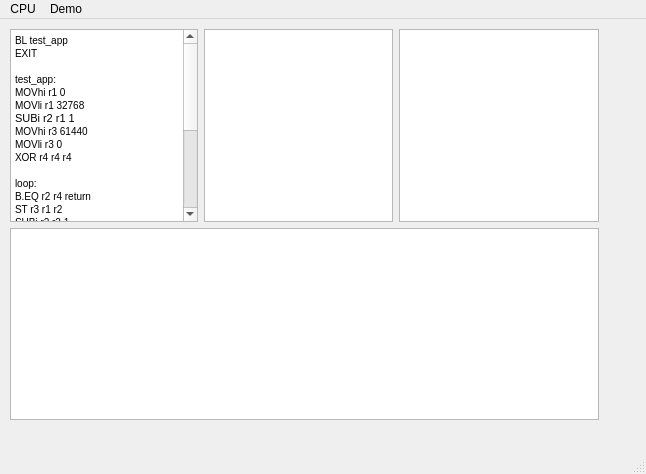
lisitsynSA/simulator, file mainwindow.ui: the form before one commit.
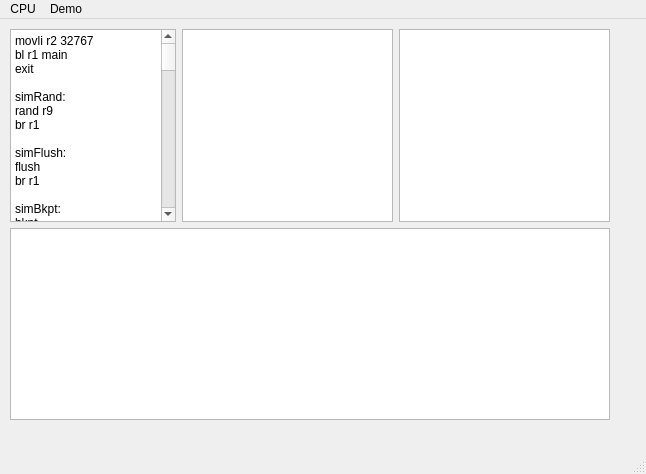
The form after the commit.

Patch:
```diff
--- a/mainwindow.ui
+++ b/mainwindow.ui
@@ -19,7 +19,7 @@
      <rect>
       <x>10</x>
       <y>10</y>
-      <width>601</width>
+      <width>612</width>
       <height>391</height>
      </rect>
     </property>
@@ -43,59 +43,10 @@
        </property>
        <property name="html">
         <string>&lt;!DOCTYPE HTML PUBLIC &quot;-//W3C//DTD HTML 4.0//EN&quot; &quot;http://www.w3.org/TR/REC-html40/strict.dtd&quot;&gt;
-&lt;html&gt;&lt;head&gt;&lt;meta name=&quot;qrichtext&quot; content=&quot;1&quot; /&gt;&lt;style type=&quot;text/css&quot;&gt;
+&lt;html&gt;&lt;head&gt;&lt;meta name=&quot;qrichtext&quot; content=&quot;1&quot; /&gt;&lt;meta charset=&quot;utf-8&quot; /&gt;&lt;style type=&quot;text/css&quot;&gt;
 p, li { white-space: pre-wrap; }
-&lt;/style&gt;&lt;/head&gt;&lt;body style=&quot; font-family:'MS Shell Dlg 2'; font-size:7.8pt; font-weight:400; font-style:normal;&quot;&gt;
-&lt;p style=&quot;-qt-paragraph-type:empty; margin-top:0px; margin-bottom:0px; margin-left:0px; margin-right:0px; -qt-block-indent:0; text-indent:0px;&quot;&gt;&lt;br /&gt;&lt;/p&gt;&lt;/body&gt;&lt;/html&gt;</string>
-       </property>
-      </widget>
-     </item>
-     <item row="1" column="1">
-      <widget class="QTextEdit" name="codeEdit">
-       <property name="minimumSize">
-        <size>
-         <width>150</width>
-         <height>0</height>
-        </size>
-       </property>
-       <property name="maximumSize">
-        <size>
-         <width>16777215</width>
-         <height>16777215</height>
-        </size>
-       </property>
-       <property name="html">
-        <string>&lt;!DOCTYPE HTML PUBLIC &quot;-//W3C//DTD HTML 4.0//EN&quot; &quot;http://www.w3.org/TR/REC-html40/strict.dtd&quot;&gt;
-&lt;html&gt;&lt;head&gt;&lt;meta name=&quot;qrichtext&quot; content=&quot;1&quot; /&gt;&lt;style type=&quot;text/css&quot;&gt;
-p, li { white-space: pre-wrap; }
-&lt;/style&gt;&lt;/head&gt;&lt;body style=&quot; font-family:'MS Shell Dlg 2'; font-size:7.8pt; font-weight:400; font-style:normal;&quot;&gt;
-&lt;p style=&quot; margin-top:0px; margin-bottom:0px; margin-left:0px; margin-right:0px; -qt-block-indent:0; text-indent:0px;&quot;&gt;BL test_app&lt;/p&gt;
-&lt;p style=&quot; margin-top:0px; margin-bottom:0px; margin-left:0px; margin-right:0px; -qt-block-indent:0; text-indent:0px;&quot;&gt;EXIT&lt;/p&gt;
-&lt;p style=&quot;-qt-paragraph-type:empty; margin-top:0px; margin-bottom:0px; margin-left:0px; margin-right:0px; -qt-block-indent:0; text-indent:0px;&quot;&gt;&lt;br /&gt;&lt;/p&gt;
-&lt;p style=&quot; margin-top:0px; margin-bottom:0px; margin-left:0px; margin-right:0px; -qt-block-indent:0; text-indent:0px;&quot;&gt;test_app:&lt;/p&gt;
-&lt;p style=&quot; margin-top:0px; margin-bottom:0px; margin-left:0px; margin-right:0px; -qt-block-indent:0; text-indent:0px;&quot;&gt;MOVhi r1 0&lt;/p&gt;
-&lt;p style=&quot; margin-top:0px; margin-bottom:0px; margin-left:0px; margin-right:0px; -qt-block-indent:0; text-indent:0px;&quot;&gt;MOVli r1 32768&lt;/p&gt;
-&lt;p style=&quot; margin-top:0px; margin-bottom:0px; margin-left:0px; margin-right:0px; -qt-block-indent:0; text-indent:0px;&quot;&gt;&lt;span style=&quot; font-size:8pt;&quot;&gt;SUBi r2 r1 1&lt;/span&gt;&lt;/p&gt;
-&lt;p style=&quot; margin-top:0px; margin-bottom:0px; margin-left:0px; margin-right:0px; -qt-block-indent:0; text-indent:0px;&quot;&gt;MOVhi r3 61440&lt;/p&gt;
-&lt;p style=&quot; margin-top:0px; margin-bottom:0px; margin-left:0px; margin-right:0px; -qt-block-indent:0; text-indent:0px;&quot;&gt;MOVli r3 0&lt;/p&gt;
-&lt;p style=&quot; margin-top:0px; margin-bottom:0px; margin-left:0px; margin-right:0px; -qt-block-indent:0; text-indent:0px;&quot;&gt;XOR r4 r4 r4&lt;/p&gt;
-&lt;p style=&quot;-qt-paragraph-type:empty; margin-top:0px; margin-bottom:0px; margin-left:0px; margin-right:0px; -qt-block-indent:0; text-indent:0px;&quot;&gt;&lt;br /&gt;&lt;/p&gt;
-&lt;p style=&quot; margin-top:0px; margin-bottom:0px; margin-left:0px; margin-right:0px; -qt-block-indent:0; text-indent:0px;&quot;&gt;loop:&lt;/p&gt;
-&lt;p style=&quot; margin-top:0px; margin-bottom:0px; margin-left:0px; margin-right:0px; -qt-block-indent:0; text-indent:0px;&quot;&gt;B.EQ r2 r4 return&lt;/p&gt;
-&lt;p style=&quot; margin-top:0px; margin-bottom:0px; margin-left:0px; margin-right:0px; -qt-block-indent:0; text-indent:0px;&quot;&gt;ST r3 r1 r2&lt;/p&gt;
-&lt;p style=&quot; margin-top:0px; margin-bottom:0px; margin-left:0px; margin-right:0px; -qt-block-indent:0; text-indent:0px;&quot;&gt;SUBi r2 r2 1&lt;/p&gt;
-&lt;p style=&quot; margin-top:0px; margin-bottom:0px; margin-left:0px; margin-right:0px; -qt-block-indent:0; text-indent:0px;&quot;&gt;ADDi r3 r3 4112&lt;/p&gt;
-&lt;p style=&quot; margin-top:0px; margin-bottom:0px; margin-left:0px; margin-right:0px; -qt-block-indent:0; text-indent:0px;&quot;&gt;FLUSH&lt;/p&gt;
-&lt;p style=&quot; margin-top:0px; margin-bottom:0px; margin-left:0px; margin-right:0px; -qt-block-indent:0; text-indent:0px;&quot;&gt;ANDi r5 r2 255&lt;/p&gt;
-&lt;p style=&quot; margin-top:0px; margin-bottom:0px; margin-left:0px; margin-right:0px; -qt-block-indent:0; text-indent:0px;&quot;&gt;B.EQ r5 r4 break&lt;/p&gt;
-&lt;p style=&quot; margin-top:0px; margin-bottom:0px; margin-left:0px; margin-right:0px; -qt-block-indent:0; text-indent:0px;&quot;&gt;B loop&lt;/p&gt;
-&lt;p style=&quot;-qt-paragraph-type:empty; margin-top:0px; margin-bottom:0px; margin-left:0px; margin-right:0px; -qt-block-indent:0; text-indent:0px;&quot;&gt;&lt;br /&gt;&lt;/p&gt;
-&lt;p style=&quot; margin-top:0px; margin-bottom:0px; margin-left:0px; margin-right:0px; -qt-block-indent:0; text-indent:0px;&quot;&gt;break:&lt;/p&gt;
-&lt;p style=&quot; margin-top:0px; margin-bottom:0px; margin-left:0px; margin-right:0px; -qt-block-indent:0; text-indent:0px;&quot;&gt;BKPT&lt;/p&gt;
-&lt;p style=&quot; margin-top:0px; margin-bottom:0px; margin-left:0px; margin-right:0px; -qt-block-indent:0; text-indent:0px;&quot;&gt;B loop&lt;/p&gt;
-&lt;p style=&quot;-qt-paragraph-type:empty; margin-top:0px; margin-bottom:0px; margin-left:0px; margin-right:0px; -qt-block-indent:0; text-indent:0px;&quot;&gt;&lt;br /&gt;&lt;/p&gt;
-&lt;p style=&quot; margin-top:0px; margin-bottom:0px; margin-left:0px; margin-right:0px; -qt-block-indent:0; text-indent:0px;&quot;&gt;return:&lt;/p&gt;
-&lt;p style=&quot; margin-top:0px; margin-bottom:0px; margin-left:0px; margin-right:0px; -qt-block-indent:0; text-indent:0px;&quot;&gt;RET&lt;/p&gt;&lt;/body&gt;&lt;/html&gt;</string>
+&lt;/style&gt;&lt;/head&gt;&lt;body style=&quot; font-family:'Segoe UI'; font-size:9pt; font-weight:400; font-style:normal;&quot;&gt;
+&lt;p style=&quot;-qt-paragraph-type:empty; margin-top:0px; margin-bottom:0px; margin-left:0px; margin-right:0px; -qt-block-indent:0; text-indent:0px; font-family:'MS Shell Dlg 2'; font-size:7.8pt;&quot;&gt;&lt;br /&gt;&lt;/p&gt;&lt;/body&gt;&lt;/html&gt;</string>
        </property>
       </widget>
      </item>
@@ -125,9 +76,114 @@
        </property>
       </layout>
      </item>
-     <item row="2" column="1" colspan="3">
+     <item row="2" column="0" colspan="4">
       <widget class="QTextBrowser" name="ISABrowser"/>
      </item>
+     <item row="1" column="0" colspan="2">
+      <widget class="QTextEdit" name="codeEdit">
+       <property name="minimumSize">
+        <size>
+         <width>150</width>
+         <height>0</height>
+        </size>
+       </property>
+       <property name="maximumSize">
+        <size>
+         <width>16777215</width>
+         <height>16777215</height>
+        </size>
+       </property>
+       <property name="html">
+        <string>&lt;!DOCTYPE HTML PUBLIC &quot;-//W3C//DTD HTML 4.0//EN&quot; &quot;http://www.w3.org/TR/REC-html40/strict.dtd&quot;&gt;
+&lt;html&gt;&lt;head&gt;&lt;meta name=&quot;qrichtext&quot; content=&quot;1&quot; /&gt;&lt;meta charset=&quot;utf-8&quot; /&gt;&lt;style type=&quot;text/css&quot;&gt;
+p, li { white-space: pre-wrap; }
+&lt;/style&gt;&lt;/head&gt;&lt;body style=&quot; font-family:'Segoe UI'; font-size:9pt; font-weight:400; font-style:normal;&quot;&gt;
+&lt;p style=&quot; margin-top:0px; margin-bottom:0px; margin-left:0px; margin-right:0px; -qt-block-indent:0; text-indent:0px;&quot;&gt;movli r2 32767&lt;/p&gt;
+&lt;p style=&quot; margin-top:0px; margin-bottom:0px; margin-left:0px; margin-right:0px; -qt-block-indent:0; text-indent:0px;&quot;&gt;bl r1 main&lt;/p&gt;
+&lt;p style=&quot; margin-top:0px; margin-bottom:0px; margin-left:0px; margin-right:0px; -qt-block-indent:0; text-indent:0px;&quot;&gt;exit&lt;/p&gt;
+&lt;p style=&quot;-qt-paragraph-type:empty; margin-top:0px; margin-bottom:0px; margin-left:0px; margin-right:0px; -qt-block-indent:0; text-indent:0px;&quot;&gt;&lt;br /&gt;&lt;/p&gt;
+&lt;p style=&quot; margin-top:0px; margin-bottom:0px; margin-left:0px; margin-right:0px; -qt-block-indent:0; text-indent:0px;&quot;&gt;simRand:&lt;/p&gt;
+&lt;p style=&quot; margin-top:0px; margin-bottom:0px; margin-left:0px; margin-right:0px; -qt-block-indent:0; text-indent:0px;&quot;&gt;rand r9&lt;/p&gt;
+&lt;p style=&quot; margin-top:0px; margin-bottom:0px; margin-left:0px; margin-right:0px; -qt-block-indent:0; text-indent:0px;&quot;&gt;br r1&lt;/p&gt;
+&lt;p style=&quot;-qt-paragraph-type:empty; margin-top:0px; margin-bottom:0px; margin-left:0px; margin-right:0px; -qt-block-indent:0; text-indent:0px;&quot;&gt;&lt;br /&gt;&lt;/p&gt;
+&lt;p style=&quot; margin-top:0px; margin-bottom:0px; margin-left:0px; margin-right:0px; -qt-block-indent:0; text-indent:0px;&quot;&gt;simFlush:&lt;/p&gt;
+&lt;p style=&quot; margin-top:0px; margin-bottom:0px; margin-left:0px; margin-right:0px; -qt-block-indent:0; text-indent:0px;&quot;&gt;flush&lt;/p&gt;
+&lt;p style=&quot; margin-top:0px; margin-bottom:0px; margin-left:0px; margin-right:0px; -qt-block-indent:0; text-indent:0px;&quot;&gt;br r1&lt;/p&gt;
+&lt;p style=&quot;-qt-paragraph-type:empty; margin-top:0px; margin-bottom:0px; margin-left:0px; margin-right:0px; -qt-block-indent:0; text-indent:0px;&quot;&gt;&lt;br /&gt;&lt;/p&gt;
+&lt;p style=&quot; margin-top:0px; margin-bottom:0px; margin-left:0px; margin-right:0px; -qt-block-indent:0; text-indent:0px;&quot;&gt;simBkpt:&lt;/p&gt;
+&lt;p style=&quot; margin-top:0px; margin-bottom:0px; margin-left:0px; margin-right:0px; -qt-block-indent:0; text-indent:0px;&quot;&gt;bkpt&lt;/p&gt;
+&lt;p style=&quot; margin-top:0px; margin-bottom:0px; margin-left:0px; margin-right:0px; -qt-block-indent:0; text-indent:0px;&quot;&gt;br r1&lt;/p&gt;
+&lt;p style=&quot;-qt-paragraph-type:empty; margin-top:0px; margin-bottom:0px; margin-left:0px; margin-right:0px; -qt-block-indent:0; text-indent:0px;&quot;&gt;&lt;br /&gt;&lt;/p&gt;
+&lt;p style=&quot; margin-top:0px; margin-bottom:0px; margin-left:0px; margin-right:0px; -qt-block-indent:0; text-indent:0px;&quot;&gt;simSetPixel:&lt;/p&gt;
+&lt;p style=&quot; margin-top:0px; margin-bottom:0px; margin-left:0px; margin-right:0px; -qt-block-indent:0; text-indent:0px;&quot;&gt;muli r13 r10 256&lt;/p&gt;
+&lt;p style=&quot; margin-top:0px; margin-bottom:0px; margin-left:0px; margin-right:0px; -qt-block-indent:0; text-indent:0px;&quot;&gt;addi r13 r13 32767&lt;/p&gt;
+&lt;p style=&quot; margin-top:0px; margin-bottom:0px; margin-left:0px; margin-right:0px; -qt-block-indent:0; text-indent:0px;&quot;&gt;addi r13 r13 1&lt;/p&gt;
+&lt;p style=&quot; margin-top:0px; margin-bottom:0px; margin-left:0px; margin-right:0px; -qt-block-indent:0; text-indent:0px;&quot;&gt;st r11 r13 r9&lt;/p&gt;
+&lt;p style=&quot; margin-top:0px; margin-bottom:0px; margin-left:0px; margin-right:0px; -qt-block-indent:0; text-indent:0px;&quot;&gt;br r1&lt;/p&gt;
+&lt;p style=&quot;-qt-paragraph-type:empty; margin-top:0px; margin-bottom:0px; margin-left:0px; margin-right:0px; -qt-block-indent:0; text-indent:0px;&quot;&gt;&lt;br /&gt;&lt;/p&gt;
+&lt;p style=&quot; margin-top:0px; margin-bottom:0px; margin-left:0px; margin-right:0px; -qt-block-indent:0; text-indent:0px;&quot;&gt;main:&lt;/p&gt;
+&lt;p style=&quot; margin-top:0px; margin-bottom:0px; margin-left:0px; margin-right:0px; -qt-block-indent:0; text-indent:0px;&quot;&gt;addi r2 r2 -6&lt;/p&gt;
+&lt;p style=&quot; margin-top:0px; margin-bottom:0px; margin-left:0px; margin-right:0px; -qt-block-indent:0; text-indent:0px;&quot;&gt;sti r1 r2 5&lt;/p&gt;
+&lt;p style=&quot; margin-top:0px; margin-bottom:0px; margin-left:0px; margin-right:0px; -qt-block-indent:0; text-indent:0px;&quot;&gt;sti r3 r2 4&lt;/p&gt;
+&lt;p style=&quot; margin-top:0px; margin-bottom:0px; margin-left:0px; margin-right:0px; -qt-block-indent:0; text-indent:0px;&quot;&gt;addi r3 r2 6&lt;/p&gt;
+&lt;p style=&quot; margin-top:0px; margin-bottom:0px; margin-left:0px; margin-right:0px; -qt-block-indent:0; text-indent:0px;&quot;&gt;movli r4 0&lt;/p&gt;
+&lt;p style=&quot; margin-top:0px; margin-bottom:0px; margin-left:0px; margin-right:0px; -qt-block-indent:0; text-indent:0px;&quot;&gt;sti r4 r3 -3&lt;/p&gt;
+&lt;p style=&quot; margin-top:0px; margin-bottom:0px; margin-left:0px; margin-right:0px; -qt-block-indent:0; text-indent:0px;&quot;&gt;sti r4 r3 -4&lt;/p&gt;
+&lt;p style=&quot; margin-top:0px; margin-bottom:0px; margin-left:0px; margin-right:0px; -qt-block-indent:0; text-indent:0px;&quot;&gt;sti r4 r3 -5&lt;/p&gt;
+&lt;p style=&quot; margin-top:0px; margin-bottom:0px; margin-left:0px; margin-right:0px; -qt-block-indent:0; text-indent:0px;&quot;&gt;sti r4 r3 -6&lt;/p&gt;
+&lt;p style=&quot;-qt-paragraph-type:empty; margin-top:0px; margin-bottom:0px; margin-left:0px; margin-right:0px; -qt-block-indent:0; text-indent:0px;&quot;&gt;&lt;br /&gt;&lt;/p&gt;
+&lt;p style=&quot; margin-top:0px; margin-bottom:0px; margin-left:0px; margin-right:0px; -qt-block-indent:0; text-indent:0px;&quot;&gt;.loopRepeat:&lt;/p&gt;
+&lt;p style=&quot; margin-top:0px; margin-bottom:0px; margin-left:0px; margin-right:0px; -qt-block-indent:0; text-indent:0px;&quot;&gt;ldi r4 r3 -6&lt;/p&gt;
+&lt;p style=&quot; margin-top:0px; margin-bottom:0px; margin-left:0px; margin-right:0px; -qt-block-indent:0; text-indent:0px;&quot;&gt;movli r9 254&lt;/p&gt;
+&lt;p style=&quot; margin-top:0px; margin-bottom:0px; margin-left:0px; margin-right:0px; -qt-block-indent:0; text-indent:0px;&quot;&gt;bgt r4 r9 .exit&lt;/p&gt;
+&lt;p style=&quot; margin-top:0px; margin-bottom:0px; margin-left:0px; margin-right:0px; -qt-block-indent:0; text-indent:0px;&quot;&gt;movli r4 0&lt;/p&gt;
+&lt;p style=&quot; margin-top:0px; margin-bottom:0px; margin-left:0px; margin-right:0px; -qt-block-indent:0; text-indent:0px;&quot;&gt;sti r4 r3 -5&lt;/p&gt;
+&lt;p style=&quot;-qt-paragraph-type:empty; margin-top:0px; margin-bottom:0px; margin-left:0px; margin-right:0px; -qt-block-indent:0; text-indent:0px;&quot;&gt;&lt;br /&gt;&lt;/p&gt;
+&lt;p style=&quot; margin-top:0px; margin-bottom:0px; margin-left:0px; margin-right:0px; -qt-block-indent:0; text-indent:0px;&quot;&gt;.loopY:&lt;/p&gt;
+&lt;p style=&quot; margin-top:0px; margin-bottom:0px; margin-left:0px; margin-right:0px; -qt-block-indent:0; text-indent:0px;&quot;&gt;ldi r4 r3 -5&lt;/p&gt;
+&lt;p style=&quot; margin-top:0px; margin-bottom:0px; margin-left:0px; margin-right:0px; -qt-block-indent:0; text-indent:0px;&quot;&gt;movli r9 127&lt;/p&gt;
+&lt;p style=&quot; margin-top:0px; margin-bottom:0px; margin-left:0px; margin-right:0px; -qt-block-indent:0; text-indent:0px;&quot;&gt;bgt r4 r9 .exitY&lt;/p&gt;
+&lt;p style=&quot; margin-top:0px; margin-bottom:0px; margin-left:0px; margin-right:0px; -qt-block-indent:0; text-indent:0px;&quot;&gt;movli r4 0&lt;/p&gt;
+&lt;p style=&quot; margin-top:0px; margin-bottom:0px; margin-left:0px; margin-right:0px; -qt-block-indent:0; text-indent:0px;&quot;&gt;sti r4 r3 -4&lt;/p&gt;
+&lt;p style=&quot;-qt-paragraph-type:empty; margin-top:0px; margin-bottom:0px; margin-left:0px; margin-right:0px; -qt-block-indent:0; text-indent:0px;&quot;&gt;&lt;br /&gt;&lt;/p&gt;
+&lt;p style=&quot; margin-top:0px; margin-bottom:0px; margin-left:0px; margin-right:0px; -qt-block-indent:0; text-indent:0px;&quot;&gt;.loopX:&lt;/p&gt;
+&lt;p style=&quot; margin-top:0px; margin-bottom:0px; margin-left:0px; margin-right:0px; -qt-block-indent:0; text-indent:0px;&quot;&gt;ldi r4 r3 -4&lt;/p&gt;
+&lt;p style=&quot; margin-top:0px; margin-bottom:0px; margin-left:0px; margin-right:0px; -qt-block-indent:0; text-indent:0px;&quot;&gt;movli r9 255&lt;/p&gt;
+&lt;p style=&quot; margin-top:0px; margin-bottom:0px; margin-left:0px; margin-right:0px; -qt-block-indent:0; text-indent:0px;&quot;&gt;bgt r4 r9 .exitX&lt;/p&gt;
+&lt;p style=&quot; margin-top:0px; margin-bottom:0px; margin-left:0px; margin-right:0px; -qt-block-indent:0; text-indent:0px;&quot;&gt;ldi r9 r3 -4&lt;/p&gt;
+&lt;p style=&quot; margin-top:0px; margin-bottom:0px; margin-left:0px; margin-right:0px; -qt-block-indent:0; text-indent:0px;&quot;&gt;ldi r10 r3 -5&lt;/p&gt;
+&lt;p style=&quot; margin-top:0px; margin-bottom:0px; margin-left:0px; margin-right:0px; -qt-block-indent:0; text-indent:0px;&quot;&gt;ldi r4 r3 -6&lt;/p&gt;
+&lt;p style=&quot; margin-top:0px; margin-bottom:0px; margin-left:0px; margin-right:0px; -qt-block-indent:0; text-indent:0px;&quot;&gt;muli r4 r4 257&lt;/p&gt;
+&lt;p style=&quot; margin-top:0px; margin-bottom:0px; margin-left:0px; margin-right:0px; -qt-block-indent:0; text-indent:0px;&quot;&gt;movhi r11 65535&lt;/p&gt;
+&lt;p style=&quot; margin-top:0px; margin-bottom:0px; margin-left:0px; margin-right:0px; -qt-block-indent:0; text-indent:0px;&quot;&gt;add r11 r4 r11&lt;/p&gt;
+&lt;p style=&quot; margin-top:0px; margin-bottom:0px; margin-left:0px; margin-right:0px; -qt-block-indent:0; text-indent:0px;&quot;&gt;bl r1 simSetPixel&lt;/p&gt;
+&lt;p style=&quot; margin-top:0px; margin-bottom:0px; margin-left:0px; margin-right:0px; -qt-block-indent:0; text-indent:0px;&quot;&gt;ldi r4 r3 -4&lt;/p&gt;
+&lt;p style=&quot; margin-top:0px; margin-bottom:0px; margin-left:0px; margin-right:0px; -qt-block-indent:0; text-indent:0px;&quot;&gt;addi r4 r4 1&lt;/p&gt;
+&lt;p style=&quot; margin-top:0px; margin-bottom:0px; margin-left:0px; margin-right:0px; -qt-block-indent:0; text-indent:0px;&quot;&gt;sti r4 r3 -4&lt;/p&gt;
+&lt;p style=&quot; margin-top:0px; margin-bottom:0px; margin-left:0px; margin-right:0px; -qt-block-indent:0; text-indent:0px;&quot;&gt;b .loopX&lt;/p&gt;
+&lt;p style=&quot;-qt-paragraph-type:empty; margin-top:0px; margin-bottom:0px; margin-left:0px; margin-right:0px; -qt-block-indent:0; text-indent:0px;&quot;&gt;&lt;br /&gt;&lt;/p&gt;
+&lt;p style=&quot; margin-top:0px; margin-bottom:0px; margin-left:0px; margin-right:0px; -qt-block-indent:0; text-indent:0px;&quot;&gt;.exitX:&lt;/p&gt;
+&lt;p style=&quot; margin-top:0px; margin-bottom:0px; margin-left:0px; margin-right:0px; -qt-block-indent:0; text-indent:0px;&quot;&gt;ldi r4 r3 -5&lt;/p&gt;
+&lt;p style=&quot; margin-top:0px; margin-bottom:0px; margin-left:0px; margin-right:0px; -qt-block-indent:0; text-indent:0px;&quot;&gt;addi r4 r4 1&lt;/p&gt;
+&lt;p style=&quot; margin-top:0px; margin-bottom:0px; margin-left:0px; margin-right:0px; -qt-block-indent:0; text-indent:0px;&quot;&gt;sti r4 r3 -5&lt;/p&gt;
+&lt;p style=&quot; margin-top:0px; margin-bottom:0px; margin-left:0px; margin-right:0px; -qt-block-indent:0; text-indent:0px;&quot;&gt;b .loopY&lt;/p&gt;
+&lt;p style=&quot;-qt-paragraph-type:empty; margin-top:0px; margin-bottom:0px; margin-left:0px; margin-right:0px; -qt-block-indent:0; text-indent:0px;&quot;&gt;&lt;br /&gt;&lt;/p&gt;
+&lt;p style=&quot; margin-top:0px; margin-bottom:0px; margin-left:0px; margin-right:0px; -qt-block-indent:0; text-indent:0px;&quot;&gt;.exitY:&lt;/p&gt;
+&lt;p style=&quot; margin-top:0px; margin-bottom:0px; margin-left:0px; margin-right:0px; -qt-block-indent:0; text-indent:0px;&quot;&gt;bl r1 simFlush&lt;/p&gt;
+&lt;p style=&quot; margin-top:0px; margin-bottom:0px; margin-left:0px; margin-right:0px; -qt-block-indent:0; text-indent:0px;&quot;&gt;ldi r4 r3 -6&lt;/p&gt;
+&lt;p style=&quot; margin-top:0px; margin-bottom:0px; margin-left:0px; margin-right:0px; -qt-block-indent:0; text-indent:0px;&quot;&gt;addi r4 r4 1&lt;/p&gt;
+&lt;p style=&quot; margin-top:0px; margin-bottom:0px; margin-left:0px; margin-right:0px; -qt-block-indent:0; text-indent:0px;&quot;&gt;sti r4 r3 -6&lt;/p&gt;
+&lt;p style=&quot; margin-top:0px; margin-bottom:0px; margin-left:0px; margin-right:0px; -qt-block-indent:0; text-indent:0px;&quot;&gt;b .loopRepeat&lt;/p&gt;
+&lt;p style=&quot;-qt-paragraph-type:empty; margin-top:0px; margin-bottom:0px; margin-left:0px; margin-right:0px; -qt-block-indent:0; text-indent:0px;&quot;&gt;&lt;br /&gt;&lt;/p&gt;
+&lt;p style=&quot; margin-top:0px; margin-bottom:0px; margin-left:0px; margin-right:0px; -qt-block-indent:0; text-indent:0px;&quot;&gt;.exit:&lt;/p&gt;
+&lt;p style=&quot; margin-top:0px; margin-bottom:0px; margin-left:0px; margin-right:0px; -qt-block-indent:0; text-indent:0px;&quot;&gt;movli r9 0&lt;/p&gt;
+&lt;p style=&quot; margin-top:0px; margin-bottom:0px; margin-left:0px; margin-right:0px; -qt-block-indent:0; text-indent:0px;&quot;&gt;ldi r3 r2 4&lt;/p&gt;
+&lt;p style=&quot; margin-top:0px; margin-bottom:0px; margin-left:0px; margin-right:0px; -qt-block-indent:0; text-indent:0px;&quot;&gt;ldi r1 r2 5&lt;/p&gt;
+&lt;p style=&quot; margin-top:0px; margin-bottom:0px; margin-left:0px; margin-right:0px; -qt-block-indent:0; text-indent:0px;&quot;&gt;addi r2 r2 6&lt;/p&gt;
+&lt;p style=&quot; margin-top:0px; margin-bottom:0px; margin-left:0px; margin-right:0px; -qt-block-indent:0; text-indent:0px;&quot;&gt;br r1&lt;/p&gt;&lt;/body&gt;&lt;/html&gt;</string>
+       </property>
+      </widget>
+     </item>
     </layout>
    </widget>
   </widget>
```
